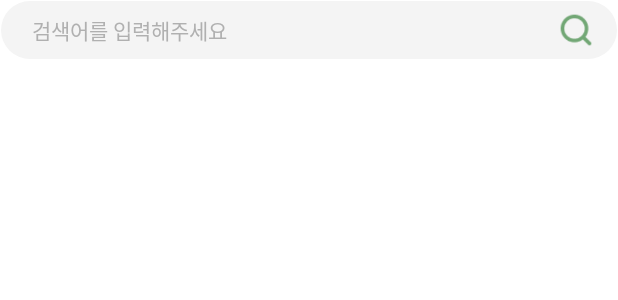
After one commit to MuAring/frontend, an Android app: the layout fragment_search_bar.xml on its own in the app's theme, with its tools: preview values and no code run, on a phone screen of 412 x 824 dp. The commit adds this screen. Shown: the top 300 px of the screen. Run offline under Robolectric (Android 15) with nearby library versions, the phone set to English and light mode, and no system bars.

Commit message:
feat: 검색바 추가

```diff
--- /dev/null
+++ b/design/src/main/res/drawable/bg_search_bar.xml
@@ -0,0 +1,8 @@
+<?xml version="1.0" encoding="utf-8"?>
+<shape xmlns:android="http://schemas.android.com/apk/res/android">
+    <solid android:color="@color/search_bar_fill" />
+    <corners android:radius="40dp" />
+    <stroke
+        android:width="1dp"
+        android:color="@color/search_bar_stroke" />
+</shape>
--- a/design/src/main/res/values/colors.xml
+++ b/design/src/main/res/values/colors.xml
@@ -4,9 +4,12 @@
     <color name="white">#FFFFFF</color>
     <color name="dark_green">#183C27</color>
     <color name="green">#72A775</color>
+    <color name="green_blur">#3D72A775</color>
     <color name="gray">#909090</color>
     <color name="dark_gray">#555555</color>
     <color name="light_gray">#D6D6D6</color>
+    <color name="light_gray_search">#F4F4F4</color>
+    <color name="light_gray_stroke">#00000026</color>
     <color name="black">#000000</color>
     <color name="kakao_yellow">#FEE500</color>
     <color name="spotify_black">#121212</color>
@@ -20,10 +23,15 @@
 
     <!-- 표면/배경 -->
     <color name="surface">@color/white</color>
-    <color name="selected_box">#3D72A775</color> <!-- 불투명도 24% -->
     <color name="outline_primary">@color/green</color>
     <color name="outline_primary_2">@color/dark_green</color>
     <color name="search_input_outline">@color/light_gray</color>
+
+    <!-- 검색창 -->
+    <color name="search_bar_fill">@color/light_gray_search</color>
+    <color name="search_bar_stroke">@color/light_gray_stroke</color>
+    <color name="search_bar_active">@color/green_blur</color>
+    <color name="search_bar_active_stroke">@color/green</color>
 
     <!-- 글자색 -->
     <color name="placeholder">@color/gray</color>
--- /dev/null
+++ b/feature/src/main/res/layout/fragment_search_bar.xml
@@ -0,0 +1,42 @@
+<?xml version="1.0" encoding="utf-8"?>
+<androidx.constraintlayout.widget.ConstraintLayout
+    xmlns:android="http://schemas.android.com/apk/res/android"
+    xmlns:app="http://schemas.android.com/apk/res-auto"
+    android:id="@+id/rootSearchBar"
+    android:layout_width="match_parent"
+    android:layout_height="40dp"
+    android:background="@drawable/bg_search_bar"
+    android:paddingStart="16dp"
+    android:paddingEnd="16dp">
+
+    <EditText
+        android:id="@+id/etSearch"
+        android:layout_width="0dp"
+        android:layout_height="40dp"
+        android:background="@android:color/transparent"
+        android:hint="검색어를 입력해주세요"
+        android:paddingLeft="5dp"
+        android:paddingVertical="6dp"
+        android:textSize="14sp"
+        android:textColor="@color/placeholder"
+        android:textColorHint="#B0B0B0"
+        android:maxLines="1"
+        android:inputType="text"
+        android:imeOptions="actionSearch"
+        app:layout_constraintStart_toStartOf="parent"
+        app:layout_constraintEnd_toStartOf="@id/ivSearch"
+        app:layout_constraintTop_toTopOf="parent"
+        app:layout_constraintBottom_toBottomOf="parent" />
+
+    <ImageView
+        android:id="@+id/ivSearch"
+        android:layout_width="24dp"
+        android:layout_height="24dp"
+        android:src="@drawable/ic_search_bar_green"
+        android:contentDescription="@string/nav_search"
+        app:tint="@null"
+        app:layout_constraintEnd_toEndOf="parent"
+        app:layout_constraintTop_toTopOf="parent"
+        app:layout_constraintBottom_toBottomOf="parent" />
+
+</androidx.constraintlayout.widget.ConstraintLayout>
```
Also changed, not shown: design/src/main/res/drawable/bg_search_bar_active.xml (added, +9 -0 lines), design/src/main/res/drawable/bg_search_input.xml (deleted, +0 -13 lines), feature/src/main/java/org/maru/muaring/feature/common/SearchBarFragment.java (added, +127 -0 lines), feature/src/main/java/org/maru/muaring/feature/search/ui/SearchFragment.java (+29 -25 lines), feature/src/main/res/layout/fragment_search.xml (+9 -25 lines).
